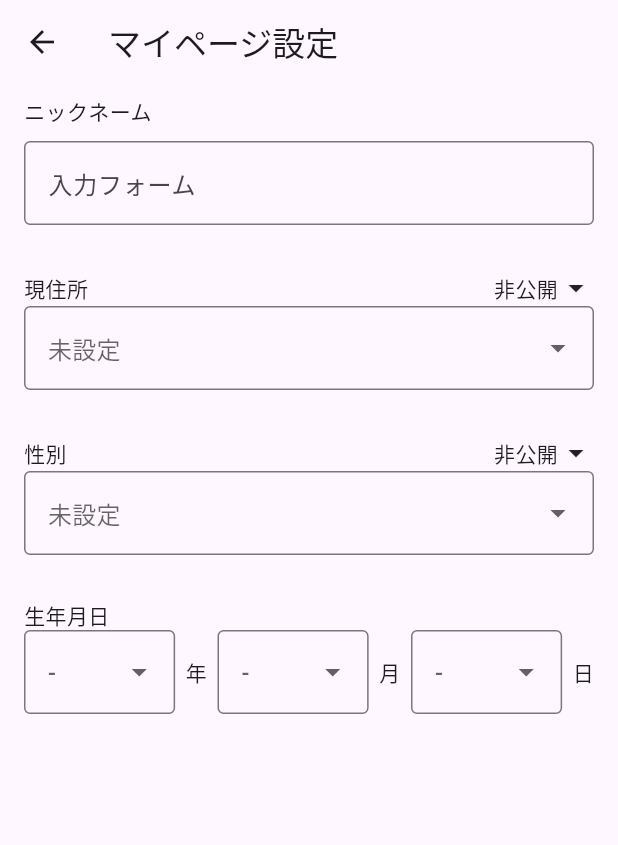
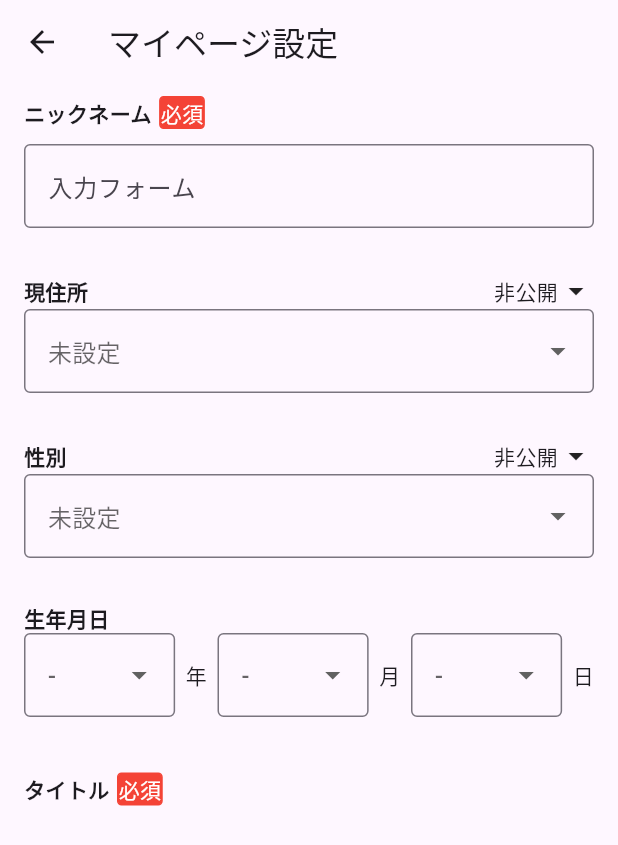
Before and after one commit to houki0521/sample, a Flutter app: the ProfilePage screen opened directly, on a phone screen of 412 x 824 dp. Shown: the top 845 px of the screen. Run offline on Flutter 3.47's test engine with Material 3 defaults, Android fonts, the phone set to English and light mode, and no system bars; our stand-ins replace firebase_auth, firebase_core, flutter_map, flutter_vector_icons, latlong2, table_calendar; accounts and stored records are empty.

Commit message:
コミットメッセージ

```diff
--- a/analysis_options.yaml
+++ b/analysis_options.yaml
@@ -7,6 +7,9 @@
 
 # The following line activates a set of recommended lints for Flutter apps,
 # packages, and plugins designed to encourage good coding practices.
+analyzer:
+  errors:
+    unused_element: ignore
 include: package:flutter_lints/flutter.yaml
 
 linter:
--- a/lib/profile.dart
+++ b/lib/profile.dart
@@ -14,18 +14,26 @@ class ProfilePage extends StatefulWidget {
 class _ProfilePageState extends State<ProfilePage> {
   String? _selectedPrefecture;
   String? _selectedgender;
-  String? _selection = '非公開';
+  String? _P_selection = '非公開';
   List<String> gender = [
     '未設定',
     '男性',
     '女性',
   ];
-  final List<String> selection = ['非公開','公開',];
-  final List<String> s_selection = ['非公開','公開',];
+  final List<String> selection = [
+    '非公開',
+    '公開',
+  ];
+  final List<String> s_selection = [
+    '非公開',
+    '公開',
+  ];
   int? _selectedYear;
   int? _selectedMonth;
   int? _selectedDay;
-  String? _s_selection = '非公開';
+  String? _g_selection = '非公開';
+  TextEditingController _controller = TextEditingController();
+  String _result = "";
 
   @override
   Widget build(BuildContext context) {
@@ -42,50 +50,82 @@ class _ProfilePageState extends State<ProfilePage> {
               child: Column(
                 crossAxisAlignment: CrossAxisAlignment.start,
                 children: [
-                  const Text('ニックネーム'),
-                  const SizedBox(height: 10),
+                  Row(
+                    children: [
+                      Text(
+                        'ニックネーム',
+                        style: TextStyle(
+                          fontWeight: FontWeight.bold
+                        ),
+                      ),
+                      SizedBox(
+                        width: 5,
+                      ),
+                      Container(
+                        decoration: BoxDecoration(
+                        color: Colors.red,
+                        borderRadius: BorderRadius.circular(3),
+                        border: Border.all(color: Colors.red),
+                      ),
+                      child: Text(
+                        "必須",
+                        style: TextStyle(
+                          color: Colors.white
+                        ),
+                      ),
+                      ),
+                    ],
+                  ),
+                  SizedBox(height: 10),
                   TextFormField(
                     decoration: const InputDecoration(
                       hintText: '入力フォーム',
                       border: OutlineInputBorder(),
                     ),
                   ),
-                  const SizedBox(height: 30,),
+                  const SizedBox(
+                    height: 30,
+                  ),
                   Row(
                     mainAxisAlignment: MainAxisAlignment.spaceBetween,
                     children: <Widget>[
-                      Text('現住所'),
+                      Text(
+                        '現住所',
+                        style: TextStyle(
+                          fontWeight: FontWeight.bold
+                        ),
+                      ),
                       PopupMenuButton(
                         child: Row(
                           children: <Widget>[
-                            Text('$_selection',),
+                            Text(
+                              '$_P_selection',
+                            ),
                             Icon(Icons.arrow_drop_down),
                           ],
                         ),
-                        itemBuilder: (BuildContext context){
-                          return selection.map((String value){
+                        itemBuilder: (BuildContext context) {
+                          return selection.map((String value) {
                             return PopupMenuItem(
                                 value: value,
                                 child: RadioListTile(
                                     title: Text(value),
                                     value: value,
-                                groupValue: _selection,
+                                    groupValue: _P_selection,
                                     onChanged: (String? value) {
                                       setState(() {
-                                    _selection = value;
-                                    print('$_selection');
+                                        _P_selection = value;
+                                        print('$_P_selection');
                                         Navigator.of(context).pop();
                                       });
-                                }
-                              )
-                            );
+                                    }));
                           }).toList();
                         },
-                        initialValue: _selection,
+                        initialValue: _P_selection,
                         onSelected: (String? value) {
                           setState(() {
-                            _selection = value;
-                            print('$_selection');
+                            _P_selection = value;
+                            print('$_P_selection');
                           });
                         },
                       ),
@@ -106,42 +146,49 @@ class _ProfilePageState extends State<ProfilePage> {
                       });
                     },
                   ),
-                  const SizedBox(height: 30,),
+                  const SizedBox(
+                    height: 30,
+                  ),
                   Row(
                     mainAxisAlignment: MainAxisAlignment.spaceBetween,
                     children: <Widget>[
-                      Text('性別'),
+                      Text(
+                        '性別',
+                        style: TextStyle(
+                          fontWeight: FontWeight.bold
+                        ),
+                      ),
                       PopupMenuButton(
                         child: Row(
                           children: <Widget>[
-                            Text('$_s_selection',),
+                            Text(
+                              '$_g_selection',
+                            ),
                             Icon(Icons.arrow_drop_down),
                           ],
                         ),
-                        itemBuilder: (BuildContext context){
-                          return s_selection.map((String value){
+                        itemBuilder: (BuildContext context) {
+                          return s_selection.map((String value) {
                             return PopupMenuItem(
                                 value: value,
                                 child: RadioListTile(
                                     title: Text(value),
                                     value: value,
-                                groupValue: _s_selection,
+                                    groupValue: _g_selection,
                                     onChanged: (String? value) {
                                       setState(() {
-                                    _s_selection = value;
-                                    print('$_s_selection');
+                                        _g_selection = value;
+                                        print('$_g_selection');
                                         Navigator.of(context).pop();
                                       });
-                                }
-                              )
-                            );
+                                    }));
                           }).toList();
                         },
-                        initialValue: _s_selection,
+                        initialValue: _g_selection,
                         onSelected: (String? value) {
                           setState(() {
-                            _selection = value;
-                            print('$_s_selection');
+                            _g_selection = value;
+                            print('$_g_selection');
                           });
                         },
                       ),
@@ -165,7 +212,12 @@ class _ProfilePageState extends State<ProfilePage> {
                   const SizedBox(
                     height: 30,
                   ),
-                  const Text('生年月日'),
+                  Text(
+                    '生年月日',
+                    style: TextStyle(
+                      fontWeight: FontWeight.bold
+                    ),
+                  ),
                   Row(
                     children: <Widget>[
                       Expanded(
@@ -237,7 +289,35 @@ class _ProfilePageState extends State<ProfilePage> {
                     ],
                   ),
                   const SizedBox(height: 7),
-
+                  const SizedBox(
+                    height: 30,
+                  ),
+                  Row(
+                    children: [
+                      Text(
+                        'タイトル',
+                        style: TextStyle(
+                          fontWeight: FontWeight.bold
+                        ),
+                      ),
+                      SizedBox(
+                        width: 5,
+                      ),
+                      Container(
+                        decoration: BoxDecoration(
+                        color: Colors.red,
+                        borderRadius: BorderRadius.circular(3),
+                        border: Border.all(color: Colors.red),
+                      ),
+                      child: Text(
+                        "必須",
+                        style: TextStyle(
+                          color: Colors.white
+                        ),
+                      ),
+                    ),
+                  ],
+                )
               ],
             )
           )
@@ -245,7 +325,32 @@ class _ProfilePageState extends State<ProfilePage> {
       ),
     );
   }
+
   Future<void> _calculation(BuildContext context) async {
+    int? age = int.tryParse(_controller.text);
 
+    if (age == null) {
+      setState(() {
+        _result = "-";
+      });
+      return;
+    }
+
+    if (age < 20) {
+      setState(() {
+        _result = "10代以下";
+      });
+    } else {
+      int remainder = age % 10;
+      if (remainder < 5) {
+        setState(() {
+          _result = "${age ~/ 10 * 10}代前半";
+        });
+      } else {
+        setState(() {
+          _result = "${age ~/ 10 * 10}代後半";
+        });
       }
     }
+  }
+}
```
Also changed, not shown: 1 other file. Lines whose indentation alone changed are shown as unchanged.
